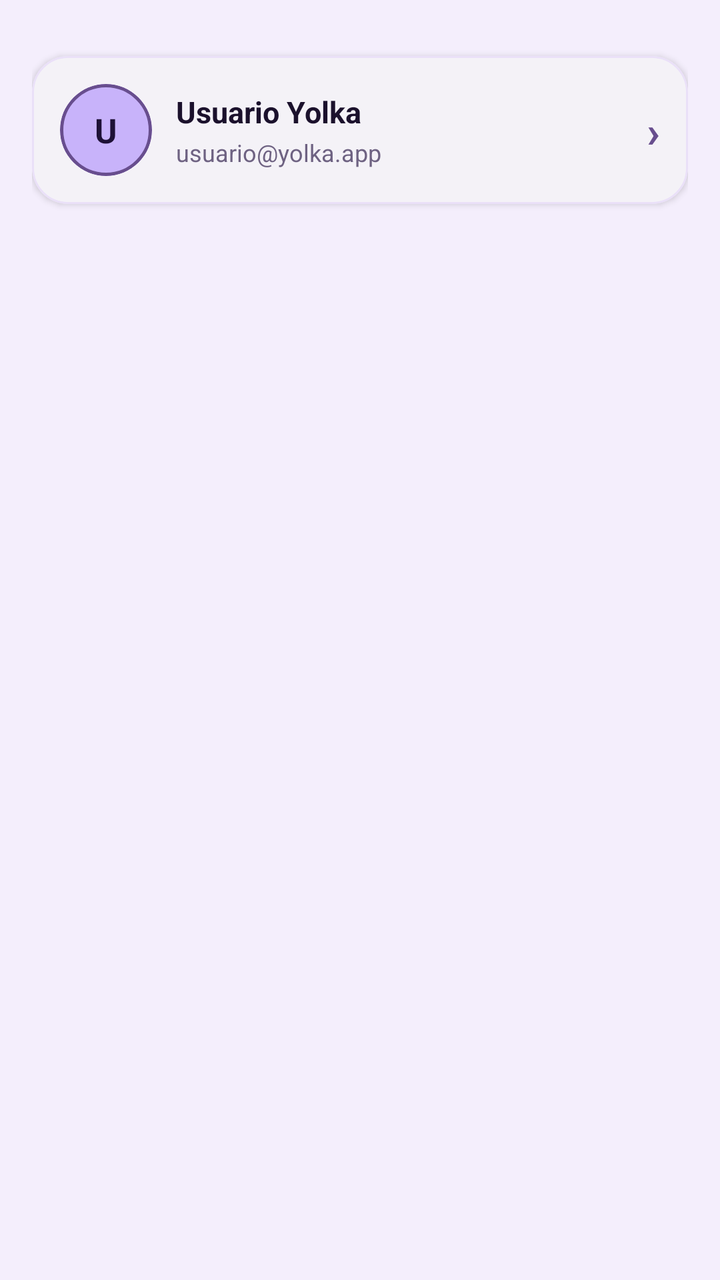
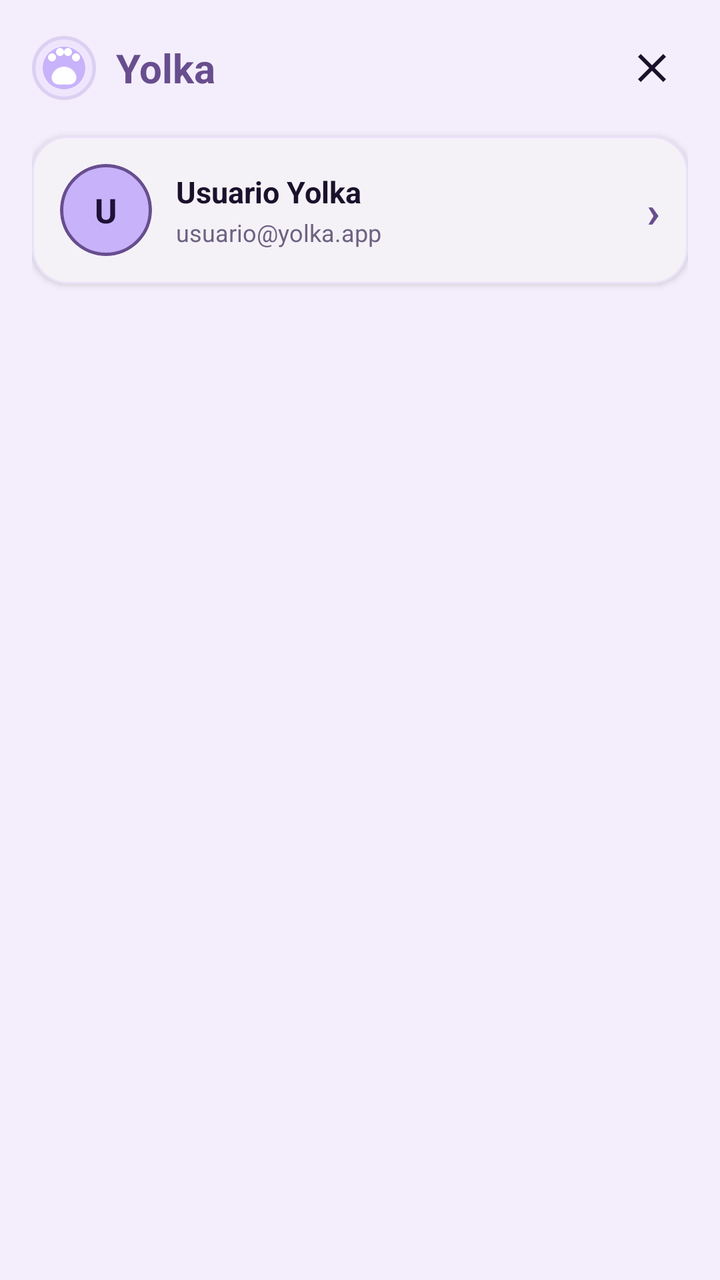

The first picture is an Android layout as it rendered before a commit; the second is the same layout after the commit. The layout source and the unified diff follow.
<!-- AndroidManifest.xml: application theme Theme.Yolka -->
<!-- res/layout/nav_header_main.xml -->
<?xml version="1.0" encoding="utf-8"?>
<LinearLayout xmlns:android="http://schemas.android.com/apk/res/android"
    xmlns:app="http://schemas.android.com/apk/res-auto"
    android:layout_width="match_parent"
    android:layout_height="wrap_content"
    android:background="@color/yolka_surface_variant"
    android:orientation="vertical"
    android:paddingStart="16dp"
    android:paddingTop="20dp"
    android:paddingEnd="16dp"
    android:paddingBottom="16dp">

    
    <com.google.android.material.card.MaterialCardView
        android:id="@+id/cardDrawerProfile"
        android:layout_width="match_parent"
        android:layout_height="wrap_content"
        android:layout_marginTop="8dp"
        android:clickable="true"
        android:focusable="true"
        android:foreground="?attr/selectableItemBackground"
        app:cardBackgroundColor="@color/yolka_surface"
        app:cardCornerRadius="18dp"
        app:cardElevation="2dp"
        app:strokeColor="@color/yolka_card_stroke"
        app:strokeWidth="1dp">

        <LinearLayout
            android:layout_width="match_parent"
            android:layout_height="wrap_content"
            android:gravity="center_vertical"
            android:orientation="horizontal"
            android:padding="14dp">

            
            <com.google.android.material.card.MaterialCardView
                android:layout_width="46dp"
                android:layout_height="46dp"
                app:cardBackgroundColor="@color/yolka_primary"
                app:cardCornerRadius="23dp"
                app:strokeColor="@color/yolka_primary_deep"
                app:strokeWidth="1.5dp">

                <TextView
                    android:id="@+id/tvDrawerUserInitials"
                    android:layout_width="match_parent"
                    android:layout_height="match_parent"
                    android:gravity="center"
                    android:text="U"
                    android:textColor="@color/yolka_on_primary"
                    android:textSize="17sp"
                    android:textStyle="bold" />
            </com.google.android.material.card.MaterialCardView>

            <LinearLayout
                android:layout_width="0dp"
                android:layout_height="wrap_content"
                android:layout_marginStart="12dp"
                android:layout_weight="1"
                android:orientation="vertical">

                <TextView
                    android:id="@+id/tvDrawerUserName"
                    android:layout_width="wrap_content"
                    android:layout_height="wrap_content"
                    android:ellipsize="end"
                    android:maxLines="1"
                    android:text="Usuario Yolka"
                    android:textColor="@color/yolka_text_primary"
                    android:textSize="15sp"
                    android:textStyle="bold" />

                <TextView
                    android:id="@+id/tvDrawerUserEmail"
                    android:layout_width="wrap_content"
                    android:layout_height="wrap_content"
                    android:layout_marginTop="2dp"
                    android:ellipsize="end"
                    android:maxLines="1"
                    android:text="usuario@yolka.app"
                    android:textColor="@color/yolka_text_secondary"
                    android:textSize="12sp" />
            </LinearLayout>

            <TextView
                android:layout_width="wrap_content"
                android:layout_height="wrap_content"
                android:layout_marginStart="4dp"
                android:text="›"
                android:textColor="@color/yolka_primary_deep"
                android:textSize="22sp"
                android:textStyle="bold" />
        </LinearLayout>
    </com.google.android.material.card.MaterialCardView>

</LinearLayout>
<!-- resources referenced by this layout -->
<resources>
  <color name="yolka_card_stroke">#EAE0F8</color>
  <color name="yolka_on_primary">#1E1136</color>
  <color name="yolka_primary">#C8B3FA</color>
  <color name="yolka_primary_deep">#684E8E</color>
  <color name="yolka_surface">#FFFFFF</color>
  <color name="yolka_surface_variant">#F4EEFC</color>
  <color name="yolka_text_primary">#1B112C</color>
  <color name="yolka_text_secondary">#6E6282</color>
  <style name="Theme.Yolka" parent="Theme.Material3.DayNight.NoActionBar">
          <item name="colorPrimary">@color/yolka_primary_deep</item>
          <item name="colorOnPrimary">@color/yolka_on_primary_deep</item>
          <item name="colorPrimaryContainer">@color/yolka_primary</item>
          <item name="colorOnPrimaryContainer">@color/yolka_on_primary</item>
          <item name="colorSecondary">@color/yolka_secondary</item>
          <item name="android:windowBackground">@color/yolka_background</item>
          <item name="colorSurface">@color/yolka_surface</item>
          <item name="colorOnSurface">@color/yolka_text_primary</item>
          <item name="colorSurfaceVariant">@color/yolka_surface_variant</item>
          <item name="colorOnSurfaceVariant">@color/yolka_text_secondary</item>
          <item name="android:statusBarColor">@color/yolka_background</item>
          <item name="android:navigationBarColor">@color/yolka_bottom_nav_bg</item>
          <item name="android:windowLightStatusBar">true</item>
      </style>
  <color name="yolka_on_primary_deep">#FFFFFF</color>
  <color name="yolka_secondary">#5A3E85</color>
  <color name="yolka_background">#FAF7FE</color>
  <color name="yolka_bottom_nav_bg">#F6F1FC</color>
</resources>

<!-- the commit's change to res/layout/nav_header_main.xml (unified diff, before → after) -->
@@ -6,16 +6,51 @@
     android:background="@color/yolka_surface_variant"
     android:orientation="vertical"
     android:paddingStart="16dp"
-    android:paddingTop="20dp"
+    android:paddingTop="16dp"
     android:paddingEnd="16dp"
     android:paddingBottom="16dp">
+
+    
+    <LinearLayout
+        android:layout_width="match_parent"
+        android:layout_height="wrap_content"
+        android:gravity="center_vertical"
+        android:orientation="horizontal"
+        android:paddingBottom="12dp">
+
+        <ImageView
+            android:layout_width="32dp"
+            android:layout_height="32dp"
+            android:contentDescription="Logo Yolka"
+            android:src="@drawable/bg_yolka_logo_badge" />
+
+        <TextView
+            android:layout_width="0dp"
+            android:layout_height="wrap_content"
+            android:layout_marginStart="10dp"
+            android:layout_weight="1"
+            android:text="Yolka"
+            android:textColor="@color/yolka_primary_deep"
+            android:textSize="20sp"
+            android:textStyle="bold" />
+
+        <ImageButton
+            android:id="@+id/btnDrawerClose"
+            android:layout_width="36dp"
+            android:layout_height="36dp"
+            android:background="?attr/selectableItemBackgroundBorderless"
+            android:contentDescription="Cerrar barra lateral"
+            android:padding="6dp"
+            android:src="@drawable/ic_close"
+            app:tint="@color/yolka_text_primary" />
+    </LinearLayout>
 
     
     <com.google.android.material.card.MaterialCardView
         android:id="@+id/cardDrawerProfile"
         android:layout_width="match_parent"
         android:layout_height="wrap_content"
-        android:layout_marginTop="8dp"
+        android:layout_marginTop="4dp"
         android:clickable="true"
         android:focusable="true"
         android:foreground="?attr/selectableItemBackground"
<!-- resource entries referenced after the edit -->
@@ -8,6 +8,39 @@
   <color name="yolka_surface_variant">#F4EEFC</color>
   <color name="yolka_text_primary">#1B112C</color>
   <color name="yolka_text_secondary">#6E6282</color>
+  <!-- drawable bg_yolka_logo_badge (drawable) -->
+  <?xml version="1.0" encoding="utf-8"?>
+  <layer-list xmlns:android="http://schemas.android.com/apk/res/android">
+      <item>
+          <shape android:shape="rectangle">
+              <corners android:radius="20dp"/>
+              <solid android:color="#EFE6FD"/>
+              <stroke android:width="2dp" android:color="#DCD0F2"/>
+          </shape>
+      </item>
+      <item android:top="6dp" android:bottom="6dp" android:left="6dp" android:right="6dp">
+          <shape android:shape="rectangle">
+              <corners android:radius="15dp"/>
+              <solid android:color="#C8B3FA"/>
+          </shape>
+      </item>
+      <item
+          android:drawable="@drawable/ic_yolka_paw"
+          android:gravity="center"
+          android:width="36dp"
+          android:height="36dp"/>
+  </layer-list>
+  <!-- drawable ic_close (drawable) -->
+  <?xml version="1.0" encoding="utf-8"?>
+  <vector xmlns:android="http://schemas.android.com/apk/res/android"
+      android:width="24dp"
+      android:height="24dp"
+      android:viewportWidth="24"
+      android:viewportHeight="24">
+      <path
+          android:fillColor="@color/yolka_text_primary"
+          android:pathData="M19,6.41L17.59,5 12,10.59 6.41,5 5,6.41 10.59,12 5,17.59 6.41,19 12,13.41 17.59,19 19,17.59 13.41,12z" />
+  </vector>
   <style name="Theme.Yolka" parent="Theme.Material3.DayNight.NoActionBar">
           <item name="colorPrimary">@color/yolka_primary_deep</item>
           <item name="colorOnPrimary">@color/yolka_on_primary_deep</item>
@@ -23,6 +56,17 @@
           <item name="android:navigationBarColor">@color/yolka_bottom_nav_bg</item>
           <item name="android:windowLightStatusBar">true</item>
       </style>
+  <!-- drawable ic_yolka_paw (drawable) -->
+  <?xml version="1.0" encoding="utf-8"?>
+  <vector xmlns:android="http://schemas.android.com/apk/res/android"
+      android:width="48dp"
+      android:height="48dp"
+      android:viewportWidth="24"
+      android:viewportHeight="24">
+      <path
+          android:fillColor="#FFFFFF"
+          android:pathData="M12,11.5c-2.3,0 -4.2,1.6 -4.6,3.7c-0.3,1.6 1,3 2.6,3h4c1.6,0 2.9,-1.4 2.6,-3C16.2,13.1 14.3,11.5 12,11.5zM7.5,9.5C8.3,9.5 9,8.8 9,8S8.3,6.5 7.5,6.5S6,7.2 6,8S6.7,9.5 7.5,9.5zM10.5,7.5C11.3,7.5 12,6.8 12,6s-0.7,-1.5 -1.5,-1.5S9,5.2 9,6S9.7,7.5 10.5,7.5zM13.5,7.5C14.3,7.5 15,6.8 15,6s-0.7,-1.5 -1.5,-1.5S12,5.2 12,6S12.7,7.5 13.5,7.5zM16.5,9.5C17.3,9.5 18,8.8 18,8s-0.7,-1.5 -1.5,-1.5S15,7.2 15,8S15.7,9.5 16.5,9.5z"/>
+  </vector>
   <color name="yolka_on_primary_deep">#FFFFFF</color>
   <color name="yolka_secondary">#5A3E85</color>
   <color name="yolka_background">#FAF7FE</color>
